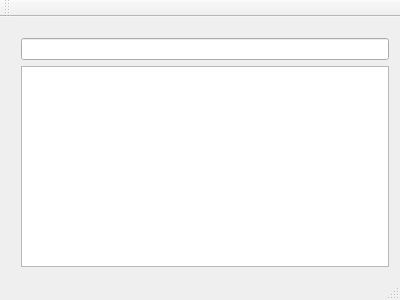
First picture: the form in roster/mainwindow.ui, repository narek-h/contact-list, before the edit.
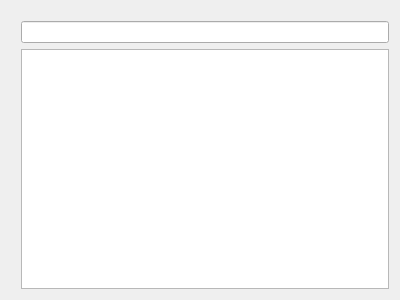
Second picture: the form after the edit.

The edit to the form file:
```diff
--- a/roster/mainwindow.ui
+++ b/roster/mainwindow.ui
@@ -27,7 +27,14 @@
        <widget class="QLineEdit" name="lineEdit"/>
       </item>
       <item row="1" column="0">
-       <widget class="QListView" name="listView"/>
+       <widget class="QListView" name="listView">
+        <property name="minimumSize">
+         <size>
+          <width>50</width>
+          <height>50</height>
+         </size>
+        </property>
+       </widget>
       </item>
      </layout>
     </item>
@@ -46,18 +53,6 @@
     </rect>
    </property>
   </widget>
-  <widget class="QToolBar" name="mainToolBar">
-   <property name="enabled">
-    <bool>false</bool>
-   </property>
-   <attribute name="toolBarArea">
-    <enum>TopToolBarArea</enum>
-   </attribute>
-   <attribute name="toolBarBreak">
-    <bool>false</bool>
-   </attribute>
-  </widget>
-  <widget class="QStatusBar" name="statusBar"/>
  </widget>
  <layoutdefault spacing="6" margin="11"/>
  <resources/>
```
